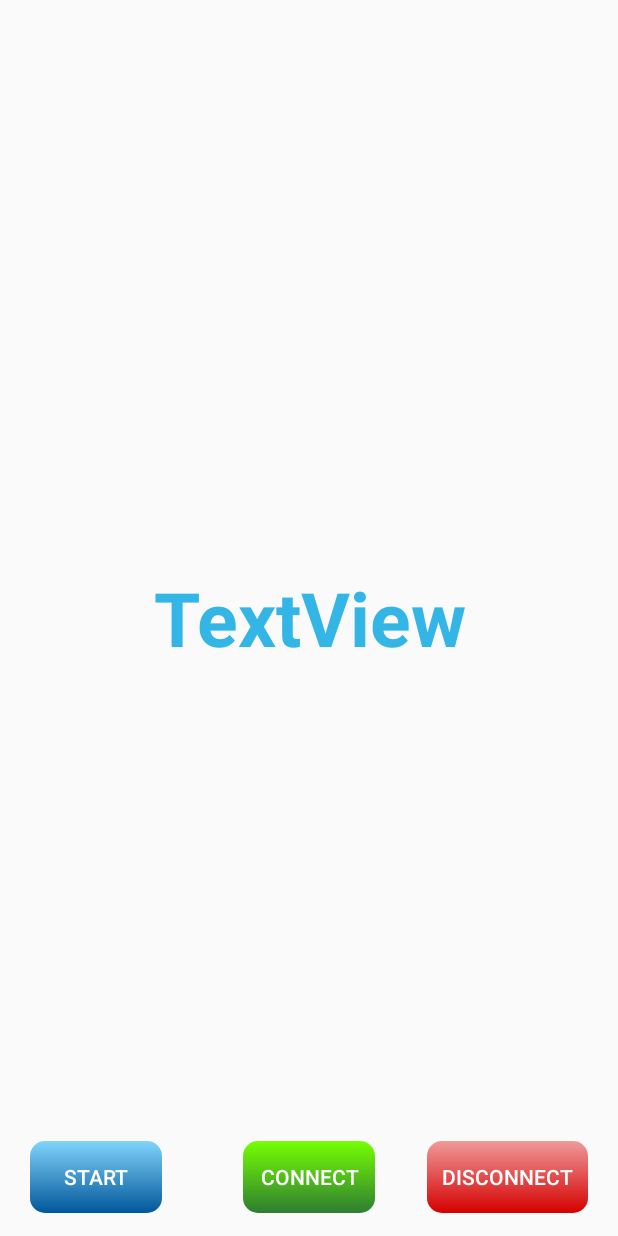
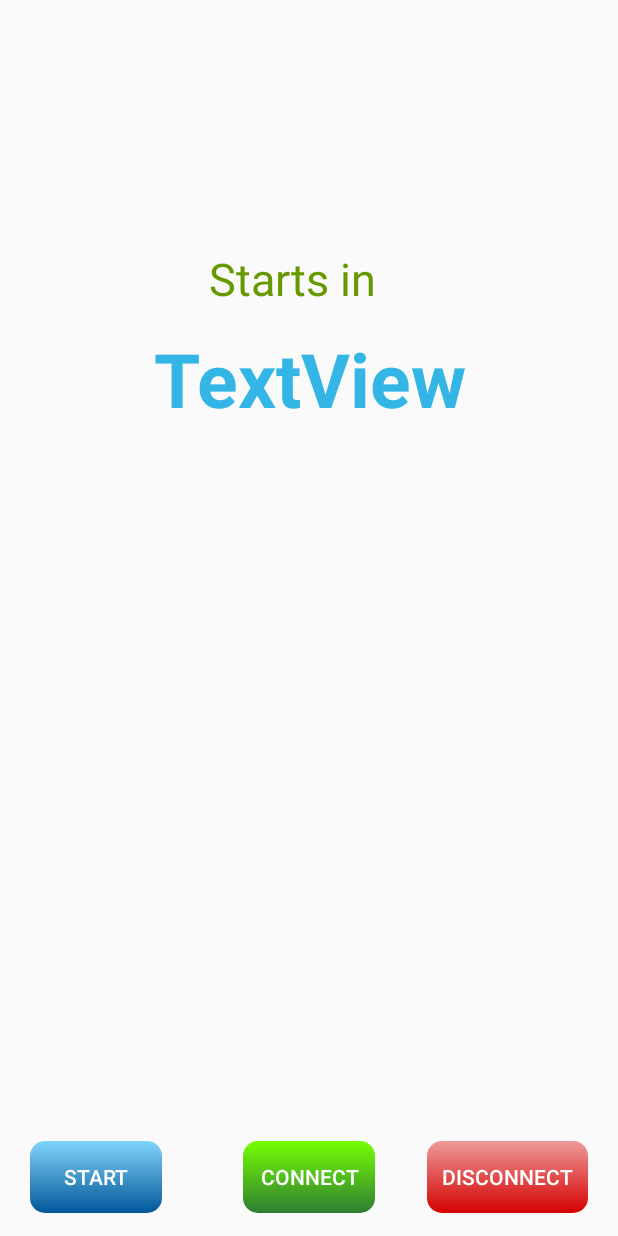
Before and after one commit to chashikajw/Hudl, an Android app: the layout activity_video_coference.xml on its own in the app's theme, with its tools: preview values and no code run, on a phone screen of 412 x 824 dp. Run offline under Robolectric (Android 15) with nearby library versions, the phone set to English and light mode, and no system bars.

Commit message:
add starts in text

```diff
--- a/app/src/main/java/hudlmo/interfaces/Video/VideoCoference.java
+++ b/app/src/main/java/hudlmo/interfaces/Video/VideoCoference.java
@@ -29,6 +29,7 @@ public class VideoCoference extends AppCompatActivity implements VidyoConnector.
     private VidyoConnector vc;
     private FrameLayout videoFrame;
     private TextView timerCountdown;
+    private TextView start_in;
 
     //show timer
     private long timeInMilliseconds;
@@ -84,6 +85,7 @@ public class VideoCoference extends AppCompatActivity implements VidyoConnector.
 
 
         timerCountdown = (TextView)findViewById(R.id.user_single_timer);
+        start_in =  (TextView)findViewById(R.id.start_in);
 
         //countdown to start meeting
         //setcountdown to show
@@ -109,6 +111,7 @@ public class VideoCoference extends AppCompatActivity implements VidyoConnector.
             }
             public void onFinish() {
                 timerCountdown.setVisibility(View.INVISIBLE);
+                start_in.setVisibility(View.INVISIBLE);
 
                 //button enabled when time is up
                 startBtn.setEnabled(true);
--- a/app/src/main/res/layout/activity_video_coference.xml
+++ b/app/src/main/res/layout/activity_video_coference.xml
@@ -67,9 +67,21 @@
         android:layout_alignParentTop="true">
 
         <TextView
+            android:id="@+id/start_in"
+            android:layout_width="357dp"
+            android:layout_height="341dp"
+            android:gravity="center"
+            android:lineSpacingExtra="12sp"
+            android:text="Starts in "
+            android:textColor="@android:color/holo_green_dark"
+            android:textAppearance="@style/TextAppearance.AppCompat"
+
+            android:textSize="30sp" />
+
+        <TextView
             android:id="@+id/user_single_timer"
             android:layout_width="match_parent"
-            android:layout_height="match_parent"
+            android:layout_height="474dp"
             android:gravity="center"
             android:text="TextView"
             android:textAlignment="center"
```
